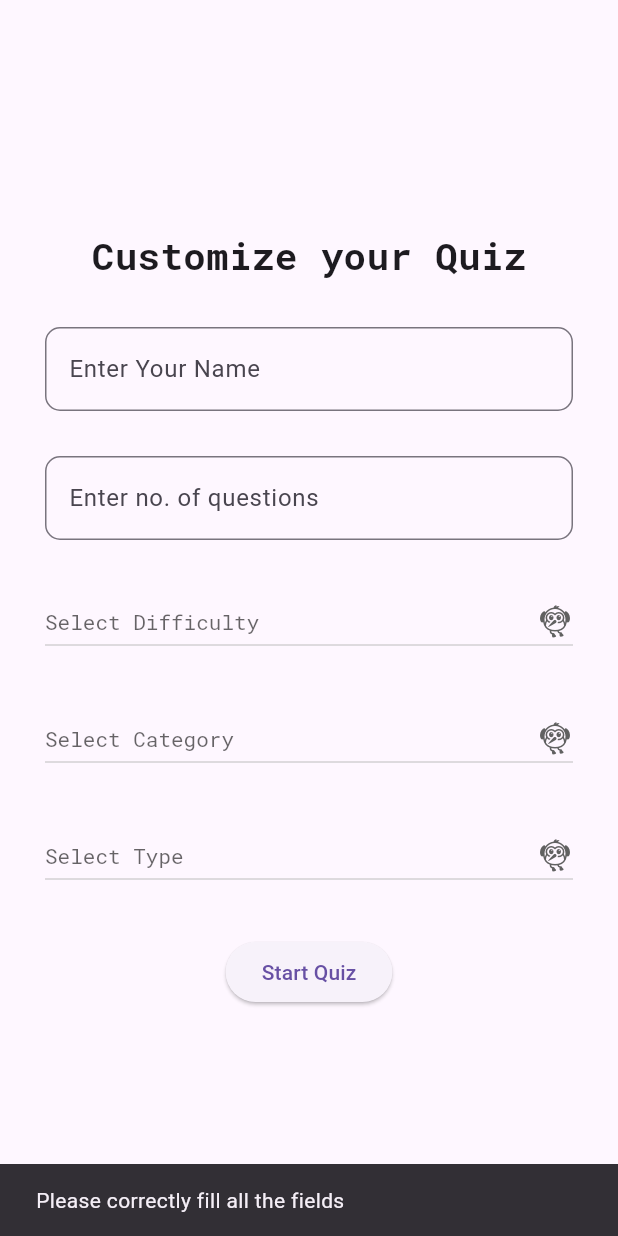
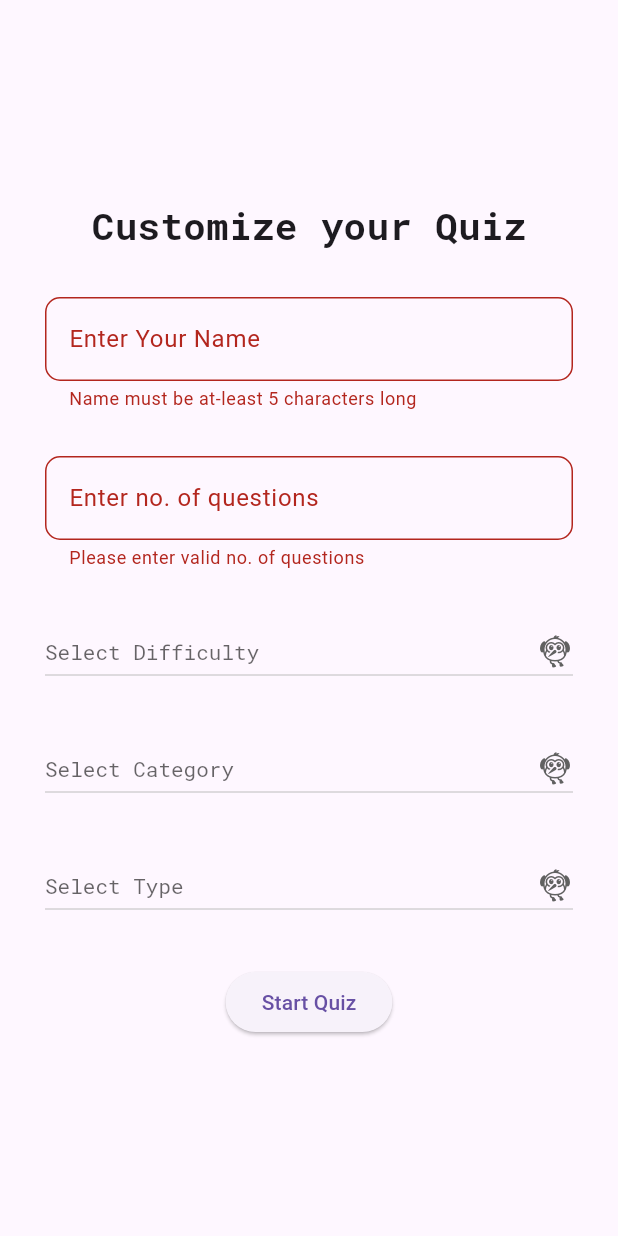
Before and after one commit to Pr-att/Quiz-App-Flutter-Application, a Flutter app: the OptionScreen screen opened by its route, after a tap on "Start Quiz", on a phone screen of 412 x 824 dp. Run offline on Flutter 3.47's test engine with Material 2 defaults, Android fonts, the phone set to English and light mode, and no system bars; our stand-ins replace cloud_firestore, firebase_core, google_fonts, lottie; accounts and stored records are empty.

Commit message:
Bug Fixes and Improvement

```diff
--- a/lib/screens/options_screen.dart
+++ b/lib/screens/options_screen.dart
@@ -4,6 +4,7 @@ import 'package:provider/provider.dart';
 import 'package:quiz_app/constants.dart';
 import 'package:quiz_app/scores/score_add.dart';
 import 'package:quiz_app/screens/quiz_screen.dart';
+
 import '../utils/quiz_question.dart';
 
 var _difficulty;
@@ -18,15 +19,10 @@ class OptionScreen extends StatefulWidget {
 }
 
 class _OptionScreenState extends State<OptionScreen> {
-  var _noOfQuestionsController;
-  var _nameController;
-
-  @override
-  void initState() {
-    _noOfQuestionsController = TextEditingController();
-    _nameController = TextEditingController();
-    super.initState();
-  }
+  final GlobalKey<FormState> _formKey = GlobalKey<FormState>();
+  final TextEditingController _noOfQuestionsController =
+      TextEditingController();
+  final TextEditingController _nameController = TextEditingController();
 
   @override
   Widget build(BuildContext context) {
@@ -35,6 +31,8 @@ class _OptionScreenState extends State<OptionScreen> {
         child: Padding(
           padding: const EdgeInsets.all(30.0),
           child: SingleChildScrollView(
+            child: Form(
+              key: _formKey,
               child: Column(
                 mainAxisAlignment: MainAxisAlignment.center,
                 children: [
@@ -46,6 +44,12 @@ class _OptionScreenState extends State<OptionScreen> {
                     height: 30,
                   ),
                   TextFormField(
+                    validator: (value) {
+                      if (value!.length < 5) {
+                        return 'Name must be at-least 5 characters long';
+                      }
+                      return null;
+                    },
                     controller: _nameController,
                     keyboardType: TextInputType.name,
                     decoration: const InputDecoration(
@@ -61,6 +65,12 @@ class _OptionScreenState extends State<OptionScreen> {
                     height: 30,
                   ),
                   TextFormField(
+                    validator: (value) {
+                      if (value == null || value.isEmpty) {
+                        return 'Please enter valid no. of questions';
+                      }
+                      return null;
+                    },
                     controller: _noOfQuestionsController,
                     keyboardType: TextInputType.number,
                     decoration: const InputDecoration(
@@ -188,21 +198,15 @@ class _OptionScreenState extends State<OptionScreen> {
                   ),
                   ElevatedButton(
                     onPressed: () async {
-                    if (_nameController.text.isEmpty ||
-                        _noOfQuestionsController.text.isEmpty ||
-                        _difficulty == null ||
-                        _category == null ||
-                        _type == null) {
-                      ScaffoldMessenger.of(context).showSnackBar(
-                        const SnackBar(
-                          content: Text('Please correctly fill all the fields'),
+                      if (_formKey.currentState!.validate() &&
+                          _difficulty != null &&
+                          _category != null &&
+                          _type != null) {
+                        showDialog(
+                          context: context,
+                          builder: (context) => const Center(
+                            child: CircularProgressIndicator(),
                           ),
-                      );
-                      return;
-                    }
-
-                    const CircularProgressIndicator(
-                      valueColor: AlwaysStoppedAnimation<Color>(Colors.white),
                         );
                         Provider.of<PlayerScore>(context, listen: false)
                             .setName(_nameController.text);
@@ -214,12 +218,26 @@ class _OptionScreenState extends State<OptionScreen> {
                             .setDifficulty(_difficulty);
                         Provider.of<QuizQuestion>(context, listen: false)
                             .setType(_type);
+
                         result = await question(context);
+
+                        if (result == null) {
+                          Navigator.pop(context);
+                          ScaffoldMessenger.of(context).showSnackBar(
+                            const SnackBar(
+                              content: Text('Something went wrong'),
+                            ),
+                          );
+                        } else {
+                          Navigator.pop(context);
                           Navigator.pushReplacementNamed(context, '/quiz');
+                        }
+                      }
                     },
                     child: const Text('Start Quiz'),
                   ),
                 ],
+              ),
             ),
           ),
         ),
```
Lines whose indentation alone changed are shown as unchanged.
